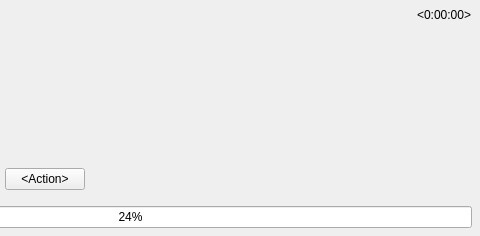
networkoptix/nx_open, file client/nx_client_desktop/src/nx/client/desktop/event_search/widgets/event_tile.ui: the form before one commit; both pictures show x 219 to 699 and y 0 to 236 of the 699 by 236 pixel window.
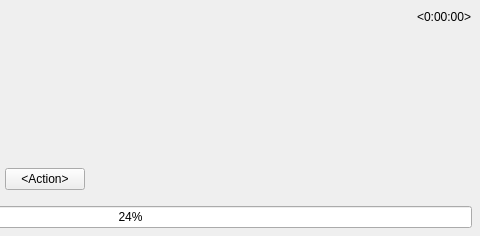
The form after the commit. Custom widgets are drawn as their Qt base class.

Commit message:
VMS-8678: For wide tiles content is not centered by horizontal axis
<==== Mercurial data ====>
Branch: vms

```diff
--- a/client/nx_client_desktop/src/nx/client/desktop/event_search/widgets/event_tile.ui
+++ b/client/nx_client_desktop/src/nx/client/desktop/event_search/widgets/event_tile.ui
@@ -101,6 +101,9 @@
       </item>
       <item>
        <layout class="QGridLayout" name="gridLayout">
+        <property name="topMargin">
+         <number>2</number>
+        </property>
         <property name="horizontalSpacing">
          <number>8</number>
         </property>
@@ -162,6 +165,9 @@
           <property name="alignment">
            <set>Qt::AlignLeading|Qt::AlignLeft|Qt::AlignTop</set>
           </property>
+          <property name="margin">
+           <number>1</number>
+          </property>
          </widget>
         </item>
         <item row="0" column="0">
```
The commit also changes 1 other file.
